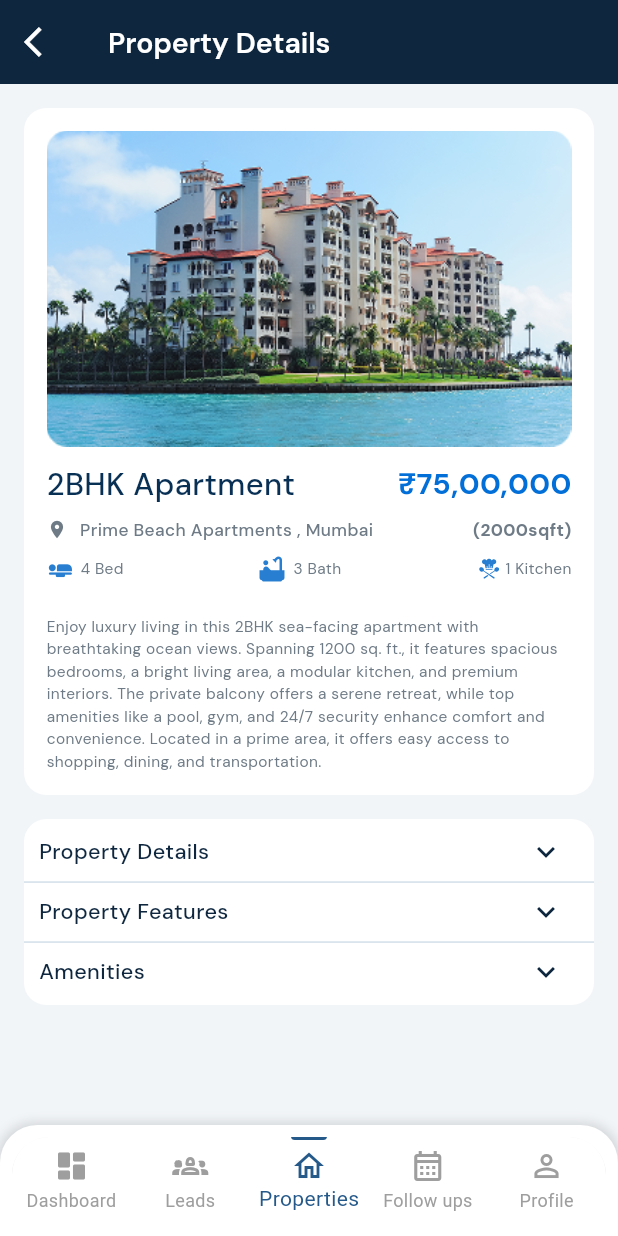
After one commit to Snehal-axolotls/Real_Estate, a Flutter app: the PropertyDetails screen opened directly, on a phone screen of 412 x 824 dp. The commit adds this screen. Run offline on Flutter 3.47's test engine with Material 3 defaults, Android fonts, the phone set to English and light mode, and no system bars; our stand-ins replace expansion_tile_card, flutter_otp_text_field, flutter_svg, google_fonts, image_picker, intl_phone_field and 1 more; project files that could hold a hidden picture were left out.

Commit message:
merged code

```diff
--- a/real_estate/lib/common/bottom_nav_bar.dart
+++ b/real_estate/lib/common/bottom_nav_bar.dart
@@ -2,6 +2,7 @@ import 'package:flutter/material.dart';
 import 'package:real_estate/leads/assigned_lead.dart';
 import 'package:real_estate/dashboard/dashboard.dart';
 import 'package:real_estate/followup/follow_ups.dart';
+import 'package:real_estate/profile/profile.dart';
 import 'package:real_estate/properties/properties.dart';
 
 class CustomBottomNavBar extends StatefulWidget {
@@ -27,7 +28,7 @@ class _CustomBottomNavBarState extends State<CustomBottomNavBar> {
     AssignedLeads(),
     Property(),
     FollowUp(),
-    DashBoard(),
+    Profile(),
   ];
 
   List<String> labels = [
--- a/real_estate/lib/common/drawer.dart
+++ b/real_estate/lib/common/drawer.dart
@@ -419,6 +419,7 @@ import 'package:real_estate/dashboard/dashboard.dart';
 import 'package:real_estate/followup/follow_ups.dart';
 import 'package:real_estate/leads/add_lead.dart';
 import 'package:real_estate/leads/assigned_lead.dart';
+import 'package:real_estate/login%20screens/login.dart';
 import 'package:real_estate/properties/properties.dart';
 
 class AppDrawer extends StatefulWidget {
@@ -566,7 +567,7 @@ class _AppDrawerState extends State<AppDrawer>
                   buildMenuItem(2, "Follow ups", "assets/svg/follow.svg",() => FollowUp()),
                   buildMenuItem(3, "Properties", "assets/svg/properties.svg",() => Property()),
                   buildMenuItem(4, "Settings", "assets/svg/settings.svg", () => Property()),
-                  buildMenuItem(5, "Logout", "assets/svg/logout.svg", () => Property()),
+                  buildMenuItem(5, "Logout", "assets/svg/logout.svg", () => LoginPage()),
                 ],
               ),
             ),
--- /dev/null
+++ b/real_estate/lib/properties/propertyDetails.dart
@@ -0,0 +1,328 @@
+import 'package:flutter/material.dart';
+import 'package:flutter_svg/svg.dart';
+import 'package:google_fonts/google_fonts.dart';
+import 'package:real_estate/common/bottom_nav_bar.dart';
+
+class PropertyDetails extends StatefulWidget {
+  const PropertyDetails({super.key});
+
+  @override
+  State<PropertyDetails> createState() => _PropertyDetailsState();
+}
+
+class _PropertyDetailsState extends State<PropertyDetails> {
+  bool isExpanded = false;
+  Map<String, dynamic> mapData = {
+    "Property Details": {
+      "Property Name": "2BHK Apartment with Sea View.",
+      "Size": "1200 sq. ft.",
+      "Price": "₹75,00,000",
+      "Location": "Premium Residential Area",
+      "Builder": "Renowned Developer",
+      "Furnishing": "Semi-Furnished",
+    },
+    "Property Features": {
+      "Floor": "8th out of 15.",
+      "Balcony": "2 Spacious Balconies.",
+      "Bedrooms": "2",
+      "Parking": "1 Covered Parking",
+    },
+    "Amenities": {
+      "Amenities":
+          "Swimming Pool | Gym | Parking | CCTV Security | Garden | Kids Play Area",
+      "Possession": "Ready to Move",
+      "Loan Facility": "Available",
+    },
+  };
+
+  @override
+  Widget build(BuildContext context) {
+    double screenWidth = MediaQuery.of(context).size.width;
+    double screenHeight = MediaQuery.of(context).size.height;
+
+    return Scaffold(
+      backgroundColor: const Color.fromRGBO(242, 245, 248, 1),
+      appBar: AppBar(
+        title: Text(
+          "Property Details",
+          style: GoogleFonts.dmSans(
+            fontWeight: FontWeight.w600,
+            fontSize: 19,
+            color: Colors.white,
+          ),
+        ),
+        backgroundColor: const Color.fromRGBO(14, 39, 63, 1),
+        leading: IconButton(
+          icon: const Icon(Icons.arrow_back_ios, color: Colors.white),
+          onPressed: () => Navigator.of(context).pop(),
+        ),
+      ),
+      body: SingleChildScrollView(
+        padding: const EdgeInsets.all(8),
+        child: Column(
+          children: [
+            Padding(
+              padding: const EdgeInsets.all(8),
+              child: Container(
+                padding: EdgeInsets.all(15),
+                decoration: BoxDecoration(
+                  borderRadius: BorderRadius.circular(15),
+                  color: Color.fromRGBO(255, 255, 255, 1),
+                ),
+                child: Column(
+                  children: [
+                    Image.asset(
+                      "assets/png/urban-city-architecture 2.png",
+                      // height: 300,
+                      // width: 400
+                    ),
+                    SizedBox(height: 10),
+                    Row(
+                      children: [
+                        Text(
+                          "2BHK Apartment",
+                          style: GoogleFonts.dmSans(
+                            fontWeight: FontWeight.w500,
+                            fontSize: screenWidth * 0.05,
+                            color: const Color.fromRGBO(8, 47, 84, 1),
+                          ),
+                        ),
+                        Spacer(),
+                        Text(
+                          "₹75,00,000",
+                          style: GoogleFonts.dmSans(
+                            fontWeight: FontWeight.w700,
+                            fontSize: screenWidth * 0.048,
+                            color: const Color.fromRGBO(2, 111, 216, 1),
+                          ),
+                        ),
+                      ],
+                    ),
+                    SizedBox(height: screenHeight * 0.01),
+                    Row(
+                      children: [
+                        const Icon(
+                          Icons.location_on,
+                          size: 14,
+                          color: Color.fromRGBO(110, 123, 134, 1),
+                        ),
+                        SizedBox(width: screenWidth * 0.02),
+                        Text(
+                          "Prime Beach Apartments , Mumbai",
+                          style: GoogleFonts.dmSans(
+                            fontWeight: FontWeight.w500,
+                            fontSize: screenWidth * 0.028,
+                            color: const Color.fromRGBO(110, 123, 134, 1),
+                          ),
+                        ),
+                        Spacer(),
+                        Text(
+                          "(2000sqft)",
+                          style: GoogleFonts.dmSans(
+                            fontWeight: FontWeight.w700,
+                            fontSize: screenWidth * 0.028,
+                            color: const Color.fromRGBO(110, 123, 134, 1),
+                          ),
+                        ),
+                      ],
+                    ),
+                    SizedBox(height: screenHeight * 0.01),
+                    Row(
+                      children: [
+                        Icon(
+                          Icons.airline_seat_flat_rounded,
+                          color: Color.fromRGBO(40, 126, 209, 1),
+                          size: screenWidth * 0.045,
+                        ),
+                        SizedBox(width: screenWidth * 0.01),
+                        Text(
+                          "4 Bed",
+                          style: GoogleFonts.dmSans(
+                            fontWeight: FontWeight.w400,
+                            fontSize: screenWidth * 0.025,
+                            color: const Color.fromRGBO(110, 123, 134, 1),
+                          ),
+                        ),
+                        Spacer(),
+                        Icon(
+                          Icons.bathtub,
+                          size: 20.02,
+                          color: Color.fromRGBO(40, 126, 209, 1),
+                        ),
+                        SizedBox(width: screenWidth * 0.01),
+                        Text(
+                          "3 Bath ",
+                          style: GoogleFonts.dmSans(
+                            fontWeight: FontWeight.w400,
+                            fontSize: screenWidth * 0.025,
+                            color: const Color.fromRGBO(110, 123, 134, 1),
+                          ),
+                        ),
+                        Spacer(),
+                       SvgPicture.asset("assets/svg/chefIcon.svg",height:screenWidth*0.035,),
+                        SizedBox(width: screenWidth * 0.01),
+                        Text(
+                          "1 Kitchen",
+                          style: GoogleFonts.dmSans(
+                            fontWeight: FontWeight.w400,
+                            fontSize: screenWidth * 0.025,
+                            color: const Color.fromRGBO(110, 123, 134, 1),
+                          ),
+                        ),
+                      ],
+                    ),
+                    SizedBox(height: screenHeight * 0.025),
+                    Text(
+                      "Enjoy luxury living in this 2BHK sea-facing apartment with breathtaking ocean views. Spanning 1200 sq. ft., it features spacious bedrooms, a bright living area, a modular kitchen, and premium interiors. The private balcony offers a serene retreat, while top amenities like a pool, gym, and 24/7 security enhance comfort and convenience. Located in a prime area, it offers easy access to shopping, dining, and transportation.",
+                      style: GoogleFonts.dmSans(
+                        fontWeight: FontWeight.w400,
+                        fontSize: screenWidth * 0.025,
+                        color: const Color.fromRGBO(110, 123, 134, 1),
+                      ),
+                    ),
+                  ],
+                ),
+              ),
+            ),
+            Padding(
+              padding: const EdgeInsets.all(8.0),
+              child: Container(
+                padding: EdgeInsets.symmetric(vertical: 10),
+                decoration: BoxDecoration(
+                  color: Color.fromRGBO(255, 255, 255, 1),
+                  borderRadius: BorderRadius.circular(15),
+                ),
+                child: ListView.separated(
+                  shrinkWrap: true,
+                  separatorBuilder:
+                      (context, index) =>
+                          Divider(color: Color.fromRGBO(210, 222, 233, 1)),
+                  itemCount: mapData.length,
+                  itemBuilder: (context, index) {
+                    String sectionTitle = mapData.keys.elementAt(index);
+                    Map<String, dynamic> sectionData = mapData[sectionTitle];
+
+                    return Column(
+                      children: [
+                        Padding(
+                          padding: EdgeInsets.only(left: 10, right: 20),
+                          child: GestureDetector(
+                            onTap: () {
+                              setState(() {
+                                isExpanded = !isExpanded;
+                              });
+                            },
+                            child: Row(
+                              children: [
+                                Text(
+                                  sectionTitle,
+                                  style: GoogleFonts.dmSans(
+                                    fontWeight: FontWeight.w500,
+                                    fontSize: screenWidth * 0.035,
+                                    color: const Color.fromRGBO(14, 39, 63, 1),
+                                  ),
+                                ),
+                                Spacer(),
+                                const Icon(
+                                  Icons.expand_more_outlined,
+                                  color: Color.fromRGBO(14, 39, 63, 1),
+                                ),
+                              ],
+                            ),
+                          ),
+                        ),
+                        if (isExpanded) ...[
+                          Container(
+                            padding: const EdgeInsets.all(8),
+                            child: Column(
+                              crossAxisAlignment: CrossAxisAlignment.start,
+                              children:
+                                  sectionData.entries.map((entry) {
+                                    return Padding(
+                                      padding: const EdgeInsets.symmetric(
+                                        vertical: 4.0,
+                                      ),
+                                      child: Row(
+                                        crossAxisAlignment:
+                                            CrossAxisAlignment.start,
+                                        children: [
+                                          // Center(
+                                          //   child: Container(
+                                          //     margin: EdgeInsets.only(right: 5),
+                                          //     width: screenWidth*0.008,
+                                          //     height: screenHeight*0.008,
+                                          //     decoration: const BoxDecoration(
+                                          //       shape: BoxShape.circle,
+                                          //       color: Color.fromRGBO(34, 85, 134, 1)
+                                          //     ),
+                                          //   ),
+                                          // ),
+                                          Padding(
+                                            padding: const EdgeInsets.only(
+                                              top: 4,
+                                              left: 2,
+                                            ),
+                                            child: Icon(
+                                              Icons.circle,
+                                              color: Color.fromRGBO(
+                                                34,
+                                                85,
+                                                134,
+                                                1,
+                                              ),
+                                              size: screenWidth * 0.015,
+                                            ),
+                                          ),
+                                          SizedBox(width: screenWidth * 0.02),
+                                          Text(
+                                            "${entry.key} ",
+                                            style: GoogleFonts.dmSans(
+                                              color: Color.fromRGBO(
+                                                34,
+                                                85,
+                                                134,
+                                                1,
+                                              ),
+                                              fontWeight: FontWeight.w500,
+                                              fontSize: screenWidth * 0.03,
+                                            ),
+                                          ),
+                                          Expanded(
+                                            child: Text(
+                                              " : ${entry.value}",
+                                              style: GoogleFonts.dmSans(
+                                                color: Color.fromRGBO(
+                                                  92,
+                                                  106,
+                                                  119,
+                                                  1,
+                                                ),
+                                                fontWeight: FontWeight.w400,
+                                                fontSize: screenWidth * 0.03,
+                                              ),
+                                            ),
+                                          ),
+                                          // Text(
+                                          //   "${entry.key}: ${entry.value}",
+                                          //   style: TextStyle(fontSize: 5),
+                                          // ),
+                                        ],
+                                      ),
+                                    );
+                                  }).toList(),
+                            ),
+                          ),
+                        ],
+                      ],
+                    );
+                  },
+                ),
+              ),
+            ),
+          ],
+        ),
+      ),
+      bottomNavigationBar: CustomBottomNavBar(selectedIndex: 2),
+    );
+  }
+}
--- a/real_estate/pubspec.yaml
+++ b/real_estate/pubspec.yaml
@@ -13,6 +13,7 @@ dependencies:
   flutter_otp_text_field: ^1.5.1+1
   flutter_svg: ^2.0.17
   google_fonts: ^6.2.1
+  image_picker: ^1.1.2
   intl_phone_field: ^3.2.0
   syncfusion_flutter_charts: ^28.2.12
 
```
Also changed, not shown: real_estate/lib/dashboard/dashboard.dart (+9 -1 lines), real_estate/lib/profile/profile.dart (added, +218 -0 lines), real_estate/lib/properties/properties.dart (+8 -1 lines), real_estate/assets/png/urban-city-architecture 2.png (added), real_estate/pubspec.lock, 5 other files.
